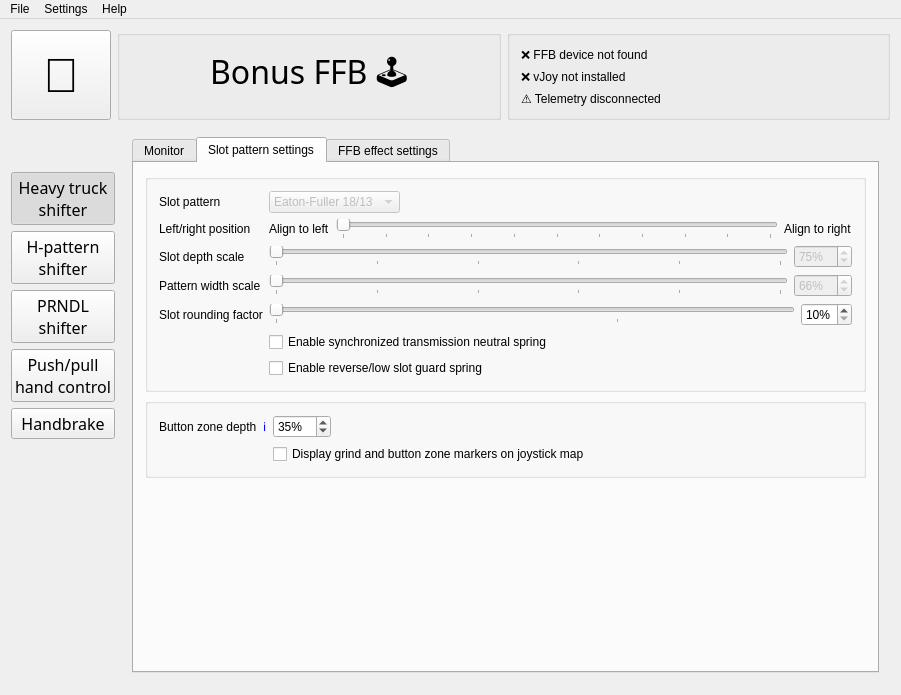
First picture: the form in BonusFFB/BonusFFB.ui, repository kgmonteith/BonusFFB, before the edit.
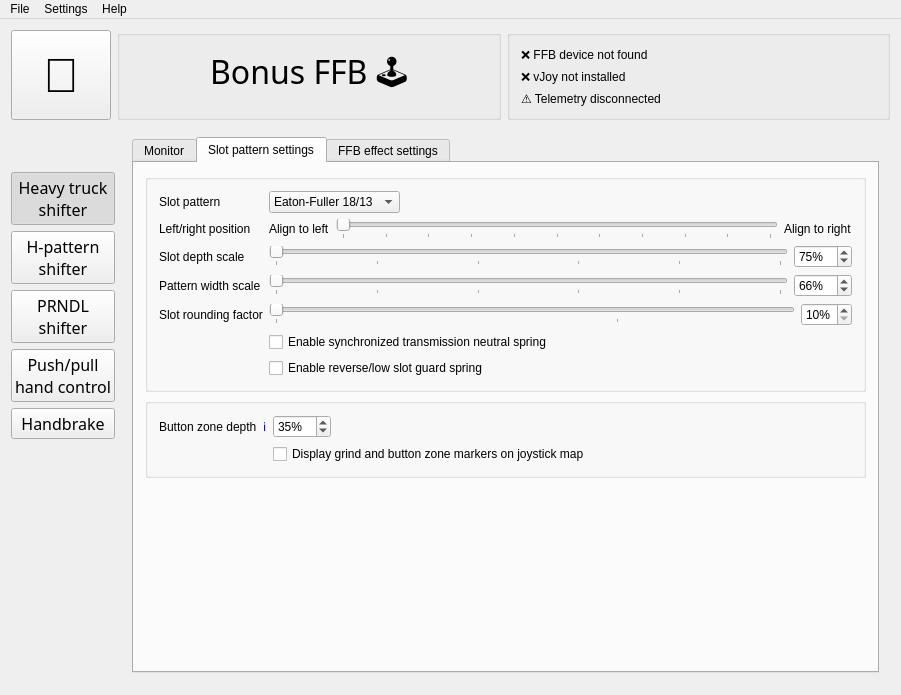
Second picture: the form after the edit. Icons and pictures are not drawn.

```diff
--- a/BonusFFB/BonusFFB.ui
+++ b/BonusFFB/BonusFFB.ui
@@ -477,7 +477,7 @@
                  <item>
                   <widget class="QComboBox" name="heavytruck_slotPatternComboBox">
                    <property name="enabled">
-                    <bool>false</bool>
+                    <bool>true</bool>
                    </property>
                    <property name="sizePolicy">
                     <sizepolicy hsizetype="Minimum" vsizetype="Fixed">
@@ -588,7 +588,7 @@
                  <item>
                   <widget class="QSpinBox" name="heavytruck_slotPatternDepthScaleSpinbox">
                    <property name="enabled">
-                    <bool>false</bool>
+                    <bool>true</bool>
                    </property>
                    <property name="suffix">
                     <string>%</string>
@@ -647,7 +647,7 @@
                  <item>
                   <widget class="QSpinBox" name="heavytruck_slotPatternWidthScaleSpinbox">
                    <property name="enabled">
-                    <bool>false</bool>
+                    <bool>true</bool>
                    </property>
                    <property name="suffix">
                     <string>%</string>
```
Left out of the diff: 6 changed lines with no effect on the pictures.
